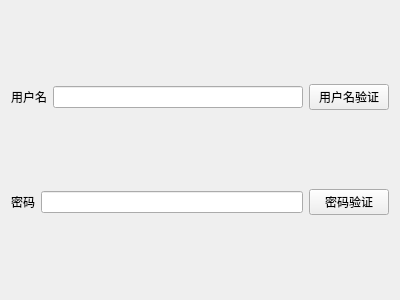
First picture: the form in login.ui, repository yj235/ParrotClient, before the edit.
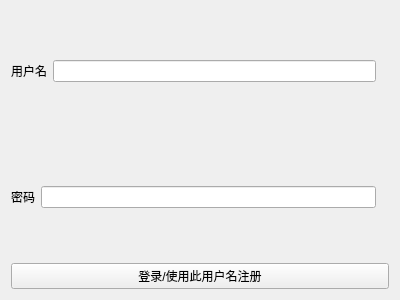
Second picture: the form after the edit. Custom widgets are drawn as their Qt base class.

Commit message: login/regist finished

Patch:
```diff
--- a/login.ui
+++ b/login.ui
@@ -15,8 +15,6 @@
   </property>
   <layout class="QVBoxLayout" name="verticalLayout">
    <item>
-    <layout class="QHBoxLayout" name="horizontalLayout_3">
-     <item>
       <layout class="QHBoxLayout" name="horizontalLayout">
        <item>
         <widget class="QLabel" name="label_name">
@@ -26,21 +24,17 @@
         </widget>
        </item>
        <item>
-        <widget class="QLineEdit" name="lineEdit_name"/>
-       </item>
-      </layout>
+      <widget class="MyLineEdit" name="lineEdit_name"/>
      </item>
      <item>
-      <widget class="QPushButton" name="pushButton_name">
+      <widget class="QLabel" name="label_name_exist">
        <property name="text">
-        <string>用户名验证</string>
+        <string/>
        </property>
       </widget>
      </item>
     </layout>
    </item>
-   <item>
-    <layout class="QHBoxLayout" name="horizontalLayout_4">
      <item>
       <layout class="QHBoxLayout" name="horizontalLayout_2">
        <item>
@@ -53,19 +47,31 @@
        <item>
         <widget class="QLineEdit" name="lineEdit_password"/>
        </item>
+     <item>
+      <widget class="QLabel" name="label_password_incorrect">
+       <property name="text">
+        <string/>
+       </property>
+      </widget>
+     </item>
       </layout>
      </item>
      <item>
-      <widget class="QPushButton" name="pushButton_password">
+    <widget class="QPushButton" name="pushButton">
        <property name="text">
-        <string>密码验证</string>
+      <string>登录/使用此用户名注册</string>
        </property>
       </widget>
      </item>
     </layout>
-   </item>
-  </layout>
  </widget>
+ <customwidgets>
+  <customwidget>
+   <class>MyLineEdit</class>
+   <extends>QLineEdit</extends>
+   <header>mylineedit.h</header>
+  </customwidget>
+ </customwidgets>
  <resources/>
  <connections/>
 </ui>
```
Lines whose indentation alone changed are shown as unchanged. The commit also changes 8 other files.
